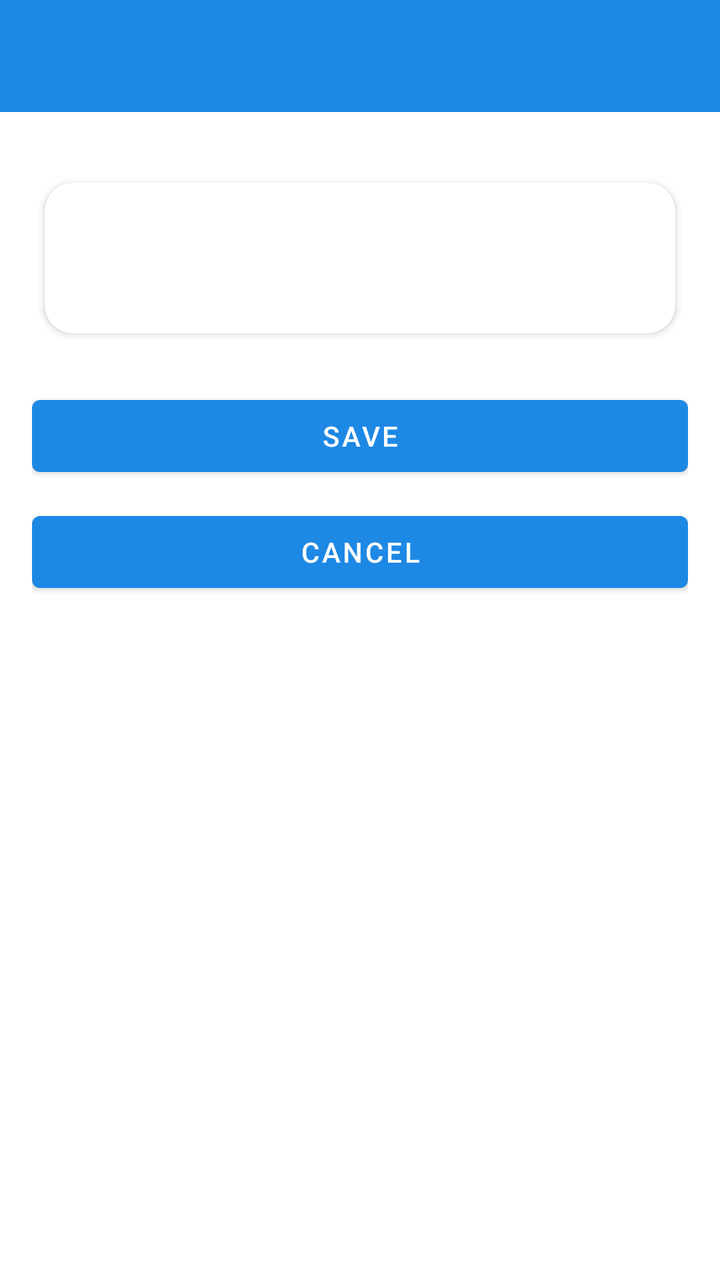
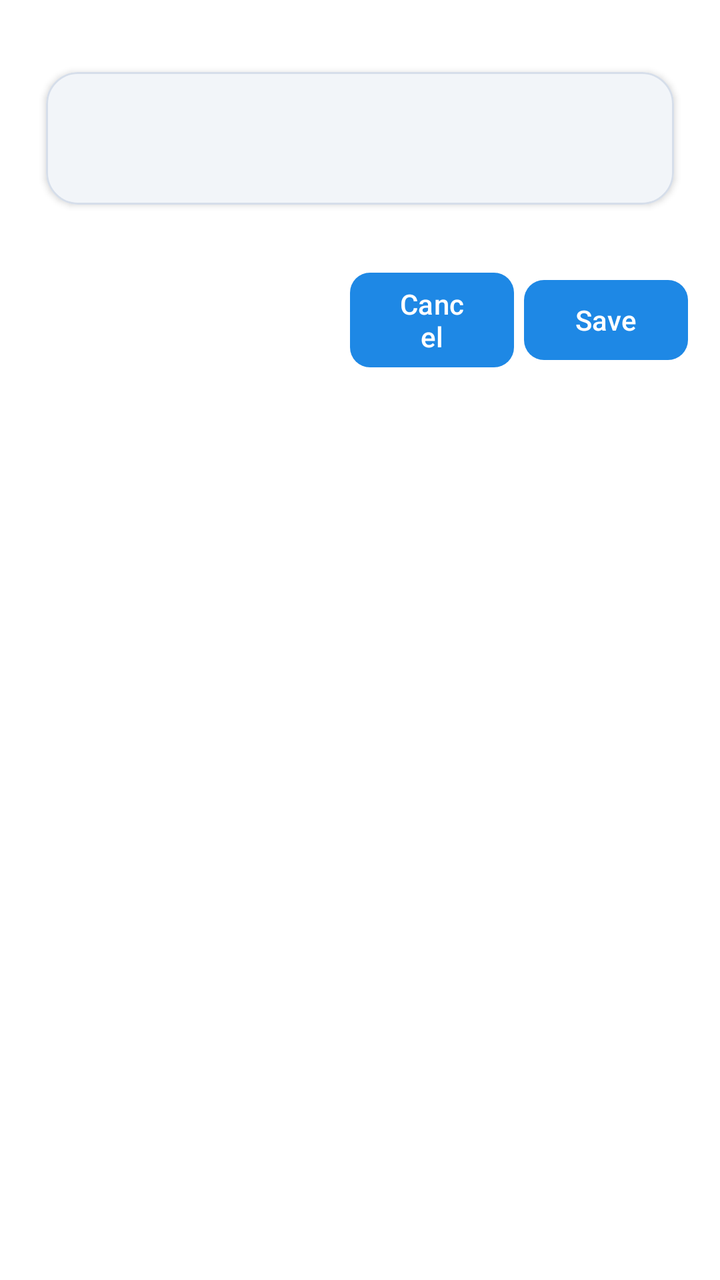

The first picture is an Android layout as it rendered before a commit; the second is the same layout after the commit. The layout source and the unified diff follow.
<!-- AndroidManifest.xml: application theme Theme.LandNv4 -->
<!-- res/layout/activity_point_edit.xml -->
<?xml version="1.0" encoding="utf-8"?>
<LinearLayout xmlns:android="http://schemas.android.com/apk/res/android"
    xmlns:app="http://schemas.android.com/apk/res-auto"
    android:layout_width="match_parent"
    android:layout_height="match_parent"
    android:orientation="vertical">

    <include layout="@layout/include_toolbar"/>

    <androidx.constraintlayout.widget.ConstraintLayout
        android:id="@+id/point_edit_root"
        android:layout_width="match_parent"
        android:layout_height="0dp"
        android:layout_weight="1"
        android:padding="16dp">


        <ScrollView
            android:id="@+id/scrollEdit"
            android:layout_width="0dp"
            android:layout_height="0dp"
            android:layout_marginTop="12dp"
            android:fillViewport="true"
            app:layout_constraintTop_toTopOf="parent"
            app:layout_constraintBottom_toBottomOf="parent"
            app:layout_constraintStart_toStartOf="parent"
            app:layout_constraintEnd_toEndOf="parent">

            <LinearLayout
                android:layout_width="match_parent"
                android:layout_height="wrap_content"
                android:orientation="vertical">

                
                <include
                    android:id="@+id/include_form"
                    layout="@layout/include_form" />

                <Button
                    android:id="@+id/btnSave"
                    android:layout_width="match_parent"
                    android:layout_height="wrap_content"
                    android:text="Save"
                    android:layout_marginTop="20dp"/>

                <Button
                    android:id="@+id/btnCancel"
                    android:layout_width="match_parent"
                    android:layout_height="wrap_content"
                    android:text="Cancel"
                    android:layout_marginTop="10dp"/>

            </LinearLayout>
        </ScrollView>

    </androidx.constraintlayout.widget.ConstraintLayout>
</LinearLayout>
<!-- res/layout/include_toolbar.xml (included above) -->
<?xml version="1.0" encoding="utf-8"?>
<com.google.android.material.appbar.AppBarLayout
    xmlns:android="http://schemas.android.com/apk/res/android"
    xmlns:app="http://schemas.android.com/apk/res-auto"
    android:layout_width="match_parent"
    android:layout_height="wrap_content"
    android:fitsSystemWindows="true" >

    <com.google.android.material.appbar.MaterialToolbar
        android:id="@+id/toolbar"
        android:layout_width="match_parent"
        android:layout_height="?attr/actionBarSize"
        android:background="?attr/colorPrimary"
        app:titleTextColor="@android:color/white" />
</com.google.android.material.appbar.AppBarLayout>
<!-- res/layout/include_form.xml (included above) -->
<?xml version="1.0" encoding="utf-8"?>
<com.google.android.material.card.MaterialCardView
    xmlns:android="http://schemas.android.com/apk/res/android"
    xmlns:app="http://schemas.android.com/apk/res-auto"
    android:layout_width="match_parent"
    android:layout_height="wrap_content"
    app:cardCornerRadius="14dp"
    app:cardUseCompatPadding="true"
    app:cardElevation="2dp">

    <LinearLayout
        android:layout_width="match_parent"
        android:layout_height="wrap_content"
        android:orientation="vertical"
        android:padding="12dp">

        <TextView
            android:id="@+id/form_title"
            android:layout_width="match_parent"
            android:layout_height="wrap_content"
            android:textStyle="bold"
            android:textSize="16sp"
            android:paddingBottom="8dp"/>

        <TextView
            android:id="@+id/form_subtitle"
            android:layout_width="match_parent"
            android:layout_height="wrap_content"
            android:textSize="10sp"
            android:paddingBottom="8dp"/>

        <androidx.recyclerview.widget.RecyclerView
            android:id="@+id/rv_input"
            android:layout_width="match_parent"
            android:layout_height="wrap_content"
            android:nestedScrollingEnabled="false"/>
    </LinearLayout>

</com.google.android.material.card.MaterialCardView>
<!-- resources referenced by this layout -->
<resources>
  <style name="Theme.LandNv4" parent="Theme.MaterialComponents.DayNight.NoActionBar">
          
          <item name="colorPrimary">@color/color_primary</item>
          <item name="colorPrimaryVariant">@color/color_primary_variant</item>
          <item name="colorOnPrimary">@color/color_on_primary</item>
  
          <item name="colorSecondary">@color/color_secondary</item>
          <item name="colorSecondaryVariant">@color/color_secondary_variant</item>
          <item name="colorOnSecondary">@color/color_on_secondary</item>
  
          
          <item name="android:windowBackground">@color/app_background</item>
          <item name="colorSurface">@color/app_surface</item>
          <item name="colorOnSurface">@color/app_on_surface</item>
      </style>
  <color name="color_secondary_variant">#00897B</color>
  <color name="app_surface">#FFFFFF</color>
  <!-- unchanged entries left out for length: 7 -->
</resources>

<!-- the commit's change to res/layout/activity_point_edit.xml (unified diff, before → after) -->
@@ -5,7 +5,6 @@
     android:layout_height="match_parent"
     android:orientation="vertical">
 
-    <include layout="@layout/include_toolbar"/>
 
     <androidx.constraintlayout.widget.ConstraintLayout
         android:id="@+id/point_edit_root"
@@ -32,82 +31,108 @@
                 android:orientation="vertical">
 
                 
-                <include
-                    android:id="@+id/include_form"
-                    layout="@layout/include_form" />
 
-                <Button
-                    android:id="@+id/btnSave"
+                <LinearLayout
+                    xmlns:android="http://schemas.android.com/apk/res/android"
+                    xmlns:app="http://schemas.android.com/apk/res-auto"
                     android:layout_width="match_parent"
                     android:layout_height="wrap_content"
-                    android:text="Save"
-                    android:layout_marginTop="20dp"/>
+                    android:layout_marginBottom="12dp"
+                    android:theme="@style/ThemeOverlay.LandN.Form.Card" >
 
-                <Button
-                    android:id="@+id/btnCancel"
+                    <include
+                        android:id="@+id/include_form"
+                        layout="@layout/include_form" />
+                </LinearLayout>
+
+
+                <androidx.constraintlayout.widget.ConstraintLayout
                     android:layout_width="match_parent"
                     android:layout_height="wrap_content"
-                    android:text="Cancel"
-                    android:layout_marginTop="10dp"/>
+                    android:layout_marginTop="10dp"
+                    android:foregroundGravity="right">
+
+
+                    <com.google.android.material.button.MaterialButton
+                        android:id="@+id/btnCancel"
+                        android:layout_width="0dp"
+                        android:layout_height="wrap_content"
+                        android:text="Cancel"
+                        app:cornerRadius="10dp"
+                        app:layout_constraintTop_toTopOf="parent"
+                        app:layout_constraintBottom_toBottomOf="parent"
+                        app:layout_constraintStart_toStartOf="parent"
+                        app:layout_constraintEnd_toStartOf="@id/btnSave"
+                        app:layout_constraintWidth_percent="0.25"
+                        app:layout_constraintHorizontal_bias="1.0"
+                        app:layout_constraintHorizontal_chainStyle="packed"/>
+
+                    <com.google.android.material.button.MaterialButton
+                        android:id="@+id/btnSave"
+                        android:layout_width="0dp"
+                        android:layout_height="wrap_content"
+                        android:text="Save"
+                        app:cornerRadius="10dp"
+                        app:layout_constraintTop_toTopOf="parent"
+                        app:layout_constraintStart_toEndOf="@id/btnCancel"
+                        app:layout_constraintEnd_toEndOf="parent"
+                        app:layout_constraintBottom_toBottomOf="parent"
+                        app:layout_constraintWidth_percent="0.25"
+                        android:layout_marginStart="5dp" />
+
+
+                </androidx.constraintlayout.widget.ConstraintLayout>
 
             </LinearLayout>
         </ScrollView>
 
     </androidx.constraintlayout.widget.ConstraintLayout>
 </LinearLayout>
-<!-- res/layout/include_toolbar.xml (included above) -->
-<?xml version="1.0" encoding="utf-8"?>
-<com.google.android.material.appbar.AppBarLayout
-    xmlns:android="http://schemas.android.com/apk/res/android"
-    xmlns:app="http://schemas.android.com/apk/res-auto"
-    android:layout_width="match_parent"
-    android:layout_height="wrap_content"
-    android:fitsSystemWindows="true" >
-
-    <com.google.android.material.appbar.MaterialToolbar
-        android:id="@+id/toolbar"
-        android:layout_width="match_parent"
-        android:layout_height="?attr/actionBarSize"
-        android:background="?attr/colorPrimary"
-        app:titleTextColor="@android:color/white" />
-</com.google.android.material.appbar.AppBarLayout>
 <!-- res/layout/include_form.xml (included above) -->
 <?xml version="1.0" encoding="utf-8"?>
 <com.google.android.material.card.MaterialCardView
     xmlns:android="http://schemas.android.com/apk/res/android"
     xmlns:app="http://schemas.android.com/apk/res-auto"
+    android:id="@+id/form_root"
     android:layout_width="match_parent"
     android:layout_height="wrap_content"
-    app:cardCornerRadius="14dp"
-    app:cardUseCompatPadding="true"
-    app:cardElevation="2dp">
+    app:cardUseCompatPadding="true">
 
     <LinearLayout
         android:layout_width="match_parent"
         android:layout_height="wrap_content"
         android:orientation="vertical"
-        android:padding="12dp">
+        android:padding="16dp">
 
+        
         <TextView
             android:id="@+id/form_title"
             android:layout_width="match_parent"
             android:layout_height="wrap_content"
             android:textStyle="bold"
-            android:textSize="16sp"
-            android:paddingBottom="8dp"/>
+            android:textSize="20sp"
+            android:gravity="center_horizontal"
+            android:layout_marginBottom="8dp"
+            android:textColor="?attr/colorOnSurface"/>
 
         <TextView
-            android:id="@+id/form_subtitle"
+            android:id="@+id/tv_error"
             android:layout_width="match_parent"
             android:layout_height="wrap_content"
-            android:textSize="10sp"
-            android:paddingBottom="8dp"/>
+            android:textColor="@android:color/holo_red_light"
+            android:textSize="12sp"
+            android:layout_marginBottom="8dp"
+            android:layout_marginHorizontal="12dp"
+            android:visibility="gone"/>
 
         <androidx.recyclerview.widget.RecyclerView
             android:id="@+id/rv_input"
             android:layout_width="match_parent"
             android:layout_height="wrap_content"
             android:nestedScrollingEnabled="false"/>
+
     </LinearLayout>
 
+
+
 </com.google.android.material.card.MaterialCardView>
<!-- resource entries referenced after the edit -->
@@ -1,22 +1,116 @@
 <!-- resources referenced by this layout -->
 <resources>
-  <style name="Theme.LandNv4" parent="Theme.MaterialComponents.DayNight.NoActionBar">
+  <style name="ThemeOverlay.LandN.Form.Card" parent="">
+          
+          <item name="textInputStyle">@style/Widget.LandN.TextInputLayout.Filled</item>
+          <item name="textAppearanceLabelSmall">@style/TextAppearance.LandN.Form.Card.Label.Hemisphere</item>
+          <item name="textAppearanceLabelLarge">@style/TextAppearance.Material3.LabelLarge</item>
+  
+          <item name="dropdownMenuStyle">@style/LandN.TextInput.Filled.Dropdown</item>
+  
+          
+          <item name="materialButtonOutlinedStyle">@style/LandN.Button.Outlined</item>
+          <item name="materialButtonStyle">@style/LandN.Button.Filled</item>
+  
+          
+          <item name="materialCardViewStyle">@style/LandN.Card.Form</item>
+  
+      </style>
+  <style name="Theme.LandNv4" parent="Theme.Material3.DayNight.NoActionBar">
+  
           
           <item name="colorPrimary">@color/color_primary</item>
-          <item name="colorPrimaryVariant">@color/color_primary_variant</item>
           <item name="colorOnPrimary">@color/color_on_primary</item>
-  
           <item name="colorSecondary">@color/color_secondary</item>
-          <item name="colorSecondaryVariant">@color/color_secondary_variant</item>
           <item name="colorOnSecondary">@color/color_on_secondary</item>
   
           
           <item name="android:windowBackground">@color/app_background</item>
-          <item name="colorSurface">@color/app_surface</item>
+  
           <item name="colorOnSurface">@color/app_on_surface</item>
+  
+          
+          <item name="colorSurface">#F5F5F5</item>
+          <item name="colorSurfaceVariant">#EEEEEE</item>
+          <item name="colorSurfaceContainer">#F2F2F2</item>
+          <item name="colorSurfaceContainerLow">#F7F7F7</item>
+  
+          
+          <item name="android:statusBarColor">@android:color/transparent</item>
+          <item name="android:navigationBarColor">@android:color/transparent</item>
+  
+          
+          <item name="android:enforceStatusBarContrast">false</item>
+          <item name="android:enforceNavigationBarContrast">false</item>
+          <item name="android:windowLightStatusBar">false</item>
+          <item name="android:windowLightNavigationBar">false</item>
+  
+  
       </style>
-  <color name="color_secondary_variant">#00897B</color>
-  <color name="app_surface">#FFFFFF</color>
+  <style name="Widget.LandN.TextInputLayout.Filled" parent="Widget.Material3.TextInputLayout.FilledBox">
+          
+  
+          <item name="boxBackgroundMode">filled</item>
+  
+          <item name="boxCornerRadiusTopStart">12dp</item>
+          <item name="boxCornerRadiusTopEnd">12dp</item>
+          <item name="boxCornerRadiusBottomStart">12dp</item>
+          <item name="boxCornerRadiusBottomEnd">12dp</item>
+  
+          <item name="boxStrokeWidth">1dp</item>
+          <item name="boxStrokeWidthFocused">2dp</item>
+  
+          
+          <item name="boxBackgroundColor">@color/til_fill</item>
+          <item name="boxStrokeColor">@color/til_stroke</item>
+          <item name="hintTextColor">@color/til_hint</item>
+      </style>
+  <style name="TextAppearance.LandN.Form.Card.Label.Hemisphere" parent="TextAppearance.Material3.LabelLarge">
+          <item name="android:textColor">@color/text_primary</item>
+          <item name="android:textStyle">bold</item>
+      </style>
+  <style name="LandN.TextInput.Filled.Dropdown" parent="Widget.Material3.TextInputLayout.FilledBox.ExposedDropdownMenu">
+          <item name="boxCornerRadiusTopStart">14dp</item>
+          <item name="boxCornerRadiusTopEnd">14dp</item>
+          <item name="boxCornerRadiusBottomStart">14dp</item>
+          <item name="boxCornerRadiusBottomEnd">14dp</item>
+  
+          <item name="boxStrokeWidth">1dp</item>
+          <item name="boxStrokeWidthFocused">2dp</item>
+  
+          
+          <item name="boxBackgroundColor">@color/til_fill</item>
+          <item name="boxStrokeColor">@color/til_stroke</item>
+          <item name="hintTextColor">@color/til_hint</item>
+          <item name="android:textColor">@color/text_primary</item>
+          <item name="shapeAppearanceOverlay">@style/ShapeAppearanceOverlay.LandN.InputRounded</item>
+      </style>
+  <style name="LandN.Button.Outlined" parent="Widget.Material3.Button.OutlinedButton">
+          <item name="cornerRadius">14dp</item>
+      </style>
+  <style name="LandN.Button.Filled" parent="Widget.Material3.Button">
+          <item name="cornerRadius">14dp</item>
+          <item name="backgroundColor">@color/color_primary_variant</item>
+      </style>
+  <style name="LandN.Card.Form" parent="Widget.Material3.CardView.Filled">
+          <item name="cardBackgroundColor">@color/card_bg</item>
+          <item name="cardElevation">2dp</item>          
+          <item name="strokeWidth">1dp</item>           
+          <item name="strokeColor">@color/card_stroke</item>
+          <item name="shapeAppearanceOverlay">@style/ShapeAppearanceOverlay.LandN.SectionRounded</item>
+  
+      </style>
+  <color name="text_primary">#0F172A</color>
+  <style name="ShapeAppearanceOverlay.LandN.InputRounded">
+          <item name="cornerFamily">rounded</item>
+          <item name="cornerSize">14dp</item>
+      </style>
+  <color name="card_bg">#F2F5F9</color>
+  <color name="card_stroke">#D6DEEA</color>
+  <style name="ShapeAppearanceOverlay.LandN.SectionRounded">
+          <item name="cornerFamily">rounded</item>
+          <item name="cornerSize">16dp</item>
+      </style>
   <!-- unchanged entries left out for length: 7 -->
 </resources>
 
